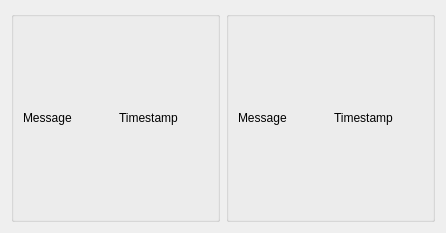
The window that Client/src/message.ui (smirnovlad/Messenger) describes before a commit, drawn with Qt 5.
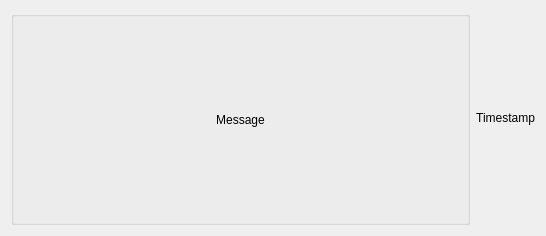
The same window after the commit.

Commit message: chat UI changed + added the ability to edit messages

```diff
--- a/Client/src/message.ui
+++ b/Client/src/message.ui
@@ -6,66 +6,62 @@
    <rect>
     <x>0</x>
     <y>0</y>
-    <width>446</width>
-    <height>233</height>
+    <width>546</width>
+    <height>236</height>
    </rect>
   </property>
   <property name="windowTitle">
    <string>Dialog</string>
   </property>
   <layout class="QGridLayout" name="gridLayout_2">
-   <item row="0" column="0">
-    <widget class="QGroupBox" name="groupBox_2">
-     <property name="title">
-      <string/>
+   <item row="0" column="3" rowspan="2">
+    <widget class="QLabel" name="timestampLabel">
+     <property name="enabled">
+      <bool>true</bool>
      </property>
-     <layout class="QGridLayout" name="gridLayout_3">
-      <item row="0" column="0">
-       <layout class="QHBoxLayout" name="horizontalLayout_2">
-        <item>
-         <widget class="QLabel" name="messageToLabel">
-          <property name="text">
-           <string>Message</string>
-          </property>
-         </widget>
-        </item>
-        <item>
-         <widget class="QLabel" name="timestampToLabel">
+     <property name="sizePolicy">
+      <sizepolicy hsizetype="Maximum" vsizetype="Minimum">
+       <horstretch>0</horstretch>
+       <verstretch>0</verstretch>
+      </sizepolicy>
+     </property>
           <property name="text">
            <string>Timestamp</string>
           </property>
-         </widget>
-        </item>
-       </layout>
-      </item>
-     </layout>
-    </widget>
-   </item>
-   <item row="0" column="1">
+     <property name="alignment">
+      <set>Qt::AlignRight|Qt::AlignTrailing|Qt::AlignVCenter</set>
+     </property>
+    </widget>
+   </item>
+   <item row="0" column="0" rowspan="2" colspan="2">
     <widget class="QGroupBox" name="groupBox">
+     <property name="sizePolicy">
+      <sizepolicy hsizetype="Expanding" vsizetype="Preferred">
+       <horstretch>0</horstretch>
+       <verstretch>0</verstretch>
+      </sizepolicy>
+     </property>
      <property name="title">
       <string/>
      </property>
-     <layout class="QGridLayout" name="gridLayout_4">
-      <item row="0" column="0">
-       <layout class="QHBoxLayout" name="horizontalLayout">
-        <item>
-         <widget class="QLabel" name="messageFromLabel">
+     <layout class="QGridLayout" name="gridLayout">
+      <item row="0" column="0" colspan="2">
+       <widget class="QLabel" name="messageLabel">
+        <property name="sizePolicy">
+         <sizepolicy hsizetype="Expanding" vsizetype="Minimum">
+          <horstretch>0</horstretch>
+          <verstretch>0</verstretch>
+         </sizepolicy>
+        </property>
           <property name="text">
            <string>Message</string>
           </property>
-         </widget>
-        </item>
-        <item>
-         <widget class="QLabel" name="timestampFromLabel">
-          <property name="text">
-           <string>Timestamp</string>
+        <property name="alignment">
+         <set>Qt::AlignCenter</set>
           </property>
          </widget>
         </item>
        </layout>
-      </item>
-     </layout>
     </widget>
    </item>
   </layout>
```
Left out of the diff: 2 changed lines with no effect on the pictures. Lines whose indentation alone changed are shown as unchanged. The commit also changes 12 other files.
